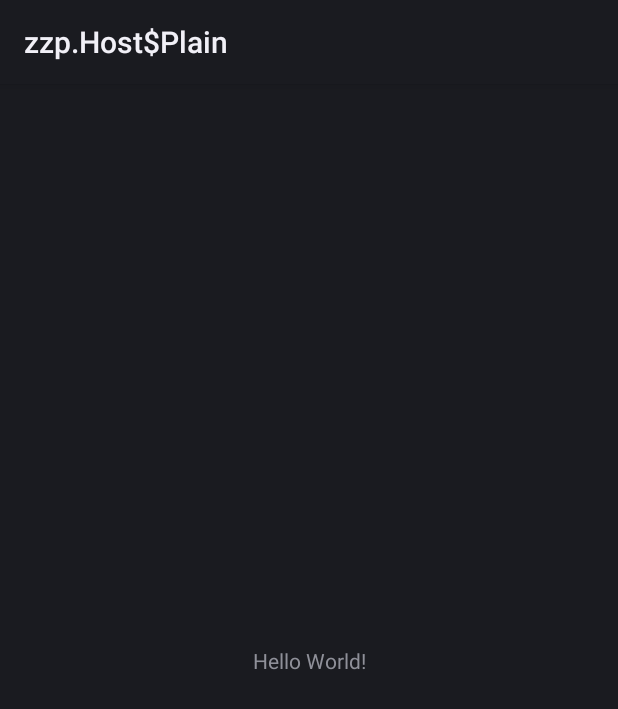
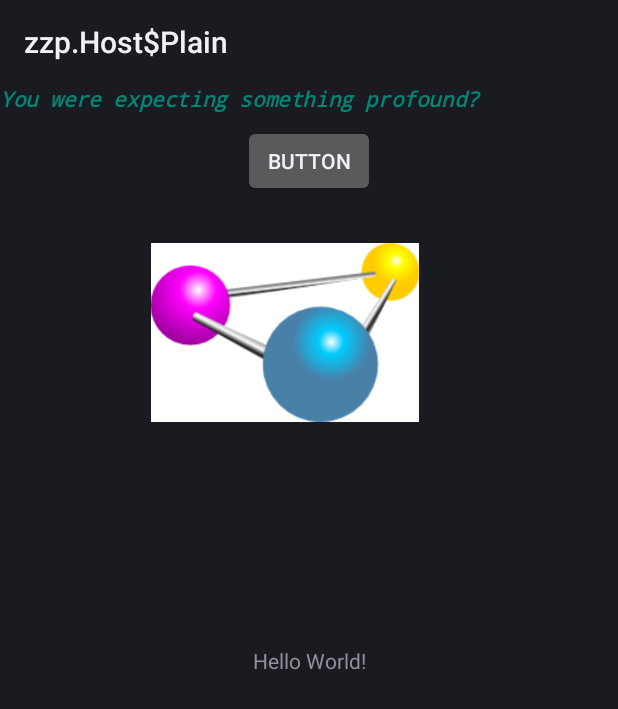
Before and after one commit to xmeng1/BusyDroid, an Android app: the layout activity_main.xml on its own in the app's theme, with its tools: preview values and no code run, on a phone screen of 412 x 824 dp. Shown: the top 709 px of the screen. Run offline under Robolectric (Android 15) with nearby library versions, the phone set to English and light mode, and no system bars.

Commit message:
Basic textView Button and ImageView

```diff
--- a/feature/src/main/java/science/mengxin/android/busydroid/feature/MainActivity.kt
+++ b/feature/src/main/java/science/mengxin/android/busydroid/feature/MainActivity.kt
@@ -1,7 +1,9 @@
 package science.mengxin.android.busydroid.feature
 
+import android.os.Bundle
 import android.support.v7.app.AppCompatActivity
-import android.os.Bundle
+import android.util.Log
+import android.view.View
 
 class MainActivity : AppCompatActivity() {
 
@@ -9,4 +11,8 @@ class MainActivity : AppCompatActivity() {
         super.onCreate(savedInstanceState)
         setContentView(R.layout.activity_main)
     }
+
+    fun someMethod(theButton: View) {
+        Log.v("Basic Study", "Button Click" + theButton.transitionName)
+    }
 }
--- a/feature/src/main/res/layout/activity_main.xml
+++ b/feature/src/main/res/layout/activity_main.xml
@@ -13,6 +13,41 @@
             app:layout_constraintBottom_toBottomOf="parent"
             app:layout_constraintLeft_toLeftOf="parent"
             app:layout_constraintRight_toRightOf="parent"
-        app:layout_constraintTop_toTopOf="parent" />
+            app:layout_constraintTop_toTopOf="parent"
+            android:id="@+id/hello"/>
 
+    <TextView xmlns:android="http://schemas.android.com/apk/res/android"
+              android:layout_width="match_parent"
+              android:layout_height="wrap_content"
+              android:text="@string/profound"
+              android:typeface="monospace"
+              android:textStyle="bold|italic"
+              android:textColor="@color/colorPrimary"
+              android:id="@+id/textView"/>
+
+    <Button
+
+            android:text="@string/button"
+            android:layout_width="wrap_content"
+            android:layout_height="wrap_content"
+            android:id="@+id/button"
+            android:layout_marginTop="8dp"
+            app:layout_constraintTop_toBottomOf="@+id/textView"
+            app:layout_constraintEnd_toEndOf="parent"
+            app:layout_constraintStart_toStartOf="parent"
+            android:onClick="someMethod"/>
+
+    <ImageView xmlns:android="http://schemas.android.com/apk/res/android"
+               android:id="@+id/icon"
+               android:layout_width="380dp"
+               android:layout_height="119dp"
+               android:adjustViewBounds="true"
+               android:src="@drawable/molecule"
+               android:contentDescription="@string/molecule"
+               app:layout_constraintTop_toBottomOf="@+id/button"
+               app:layout_constraintBottom_toTopOf="@+id/hello"
+               app:layout_constraintEnd_toEndOf="parent"
+               app:layout_constraintStart_toStartOf="parent"
+               app:layout_constraintHorizontal_bias="0.0"
+               app:layout_constraintVertical_bias="0.169"/>
 </android.support.constraint.ConstraintLayout>
--- /dev/null
+++ b/feature/src/main/res/values/strings.xml
@@ -0,0 +1,6 @@
+<?xml version="1.0" encoding="utf-8"?>
+<resources>
+    <string name="profound">You were expecting something profound?</string>
+    <string name="button">Button</string>
+    <string name="molecule">molecule</string>
+</resources>
```
Also changed, not shown: feature/src/main/res/drawable-mdpi/molecule.png (added), 1 other file. Lines whose indentation alone changed are shown as unchanged.
